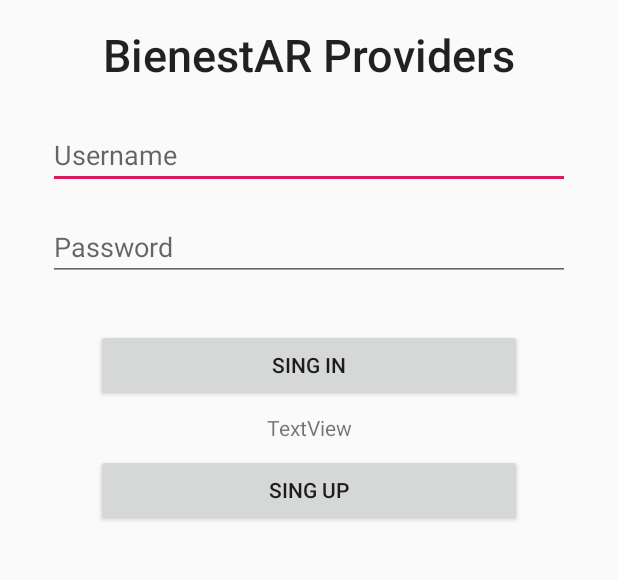
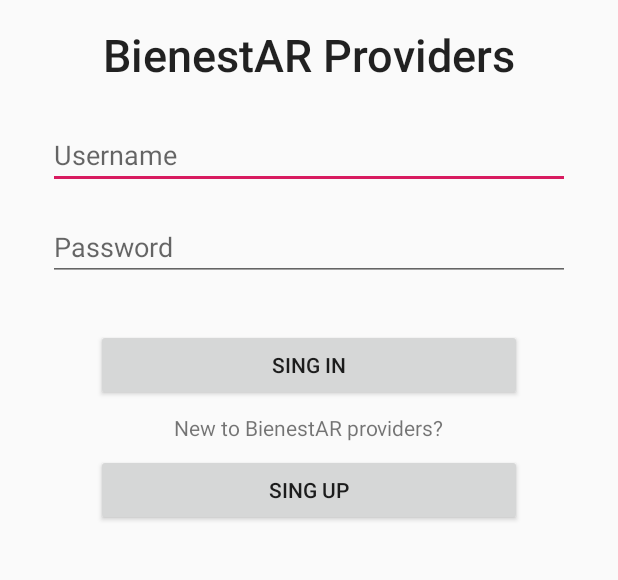
Before and after one commit to Luciana123/BienestARProveedores, an Android app: the screen it shows after launch (LoginActivity), on a phone screen of 412 x 824 dp, the part 213-793 px from its top. Run offline under Robolectric (Android 15) with nearby library versions, the phone set to English and light mode, and no system bars.

Commit message:
fix root user

```diff
--- a/app/src/main/java/com/example/bienestarproveedores/MainActivity.java
+++ b/app/src/main/java/com/example/bienestarproveedores/MainActivity.java
@@ -7,6 +7,7 @@ import com.example.bienestarproveedores.data.LoginDataSource;
 import com.example.bienestarproveedores.ui.login.LoginActivity;
 import com.example.bienestarproveedores.ui.login.Provider;
 import com.example.bienestarproveedores.ui.login.ProviderType;
+import com.example.bienestarproveedores.utils.Utils;
 
 import androidx.appcompat.app.AppCompatActivity;
 import android.view.Menu;
@@ -15,7 +16,6 @@ import android.view.MenuItem;
 import java.util.HashMap;
 
 public class MainActivity extends AppCompatActivity {
-
     @Override
     protected void onCreate(Bundle savedInstanceState) {
         super.onCreate(savedInstanceState);
@@ -39,7 +39,7 @@ public class MainActivity extends AppCompatActivity {
     private void providersSetUp() {
         HashMap<String, Provider> providers = new HashMap<>();
 
-        providers.put("bienestar", new Provider("Juan Carlos Rodriguez","jcrodriguez",
+        providers.put(Utils.ROOT_USER, new Provider("Juan Carlos Rodriguez", Utils.ROOT_USER,
                 "bienestar", ProviderType.Medic));
         providers.put("felix", new Provider("Joao Felix", "felix", "bienestar",
                 ProviderType.Medic));
--- a/app/src/main/java/com/example/bienestarproveedores/ProductsFragment.java
+++ b/app/src/main/java/com/example/bienestarproveedores/ProductsFragment.java
@@ -1,7 +1,6 @@
 package com.example.bienestarproveedores;
 
 import android.os.Bundle;
-import android.util.Log;
 import android.view.LayoutInflater;
 import android.view.View;
 import android.view.ViewGroup;
@@ -17,6 +16,7 @@ import androidx.navigation.Navigation;
 import com.example.bienestarproveedores.data.LoginDataSource;
 import com.example.bienestarproveedores.ui.login.Provider;
 import com.example.bienestarproveedores.ui.login.ProviderType;
+import com.example.bienestarproveedores.utils.Utils;
 
 
 public class ProductsFragment extends Fragment {
@@ -79,7 +79,7 @@ public class ProductsFragment extends Fragment {
     welcomeMsj.setText("Welcome " + username);
     Provider provider = LoginDataSource.getProvider(username);
 
-    if (username.equals("bienestar")) return;
+    if (username.equals(Utils.ROOT_USER)) return;
 
     if (provider.getType() == ProviderType.Medic) {
       assistanceProductLayout.setVisibility(View.GONE);
--- /dev/null
+++ b/app/src/main/java/com/example/bienestarproveedores/utils/Utils.java
@@ -0,0 +1,5 @@
+package com.example.bienestarproveedores.utils;
+
+public class Utils {
+    public static final String ROOT_USER = "jcrodriguez";
+}
--- a/app/src/main/res/layout/activity_login.xml
+++ b/app/src/main/res/layout/activity_login.xml
@@ -59,7 +59,7 @@
         android:layout_marginBottom="8dp"
         android:enabled="true"
         android:text="@string/sing_in"
-        app:layout_constraintBottom_toTopOf="@+id/textView5"
+        app:layout_constraintBottom_toTopOf="@+id/newOnBienestarText"
         app:layout_constraintEnd_toEndOf="parent"
         app:layout_constraintStart_toStartOf="parent"
         app:layout_constraintTop_toBottomOf="@+id/password" />
@@ -76,7 +76,7 @@
         android:text="@string/sing_up"
         app:layout_constraintEnd_toEndOf="parent"
         app:layout_constraintStart_toStartOf="parent"
-        app:layout_constraintTop_toBottomOf="@+id/textView5" />
+        app:layout_constraintTop_toBottomOf="@+id/newOnBienestarText" />
 
     <ProgressBar
         android:id="@+id/loading"
@@ -107,15 +107,14 @@
         tools:ignore="MissingConstraints" />
 
     <TextView
-        android:id="@+id/textView5"
+        android:id="@+id/newOnBienestarText"
         android:layout_width="wrap_content"
         android:layout_height="wrap_content"
         android:layout_marginTop="8dp"
-        android:text="@string/textview"
+        android:text="@string/new_to_bienestar_providers"
         app:layout_constraintEnd_toEndOf="parent"
         app:layout_constraintStart_toStartOf="parent"
-        app:layout_constraintTop_toBottomOf="@+id/login"
-        tools:text="New to BienestAR providers?" />
+        app:layout_constraintTop_toBottomOf="@+id/login" />
 
     <TextView
         android:id="@+id/textView6"
--- a/app/src/main/res/values/strings.xml
+++ b/app/src/main/res/values/strings.xml
@@ -45,4 +45,5 @@
     <string name="textview">TextView</string>
     <string name="escriba_aqu_la_receta_para_el_paciente">Escriba aquí la receta para el paciente</string>
     <string name="enviar">ENVIAR</string>
+    <string name="new_to_bienestar_providers">New to BienestAR providers?</string>
 </resources>
```
